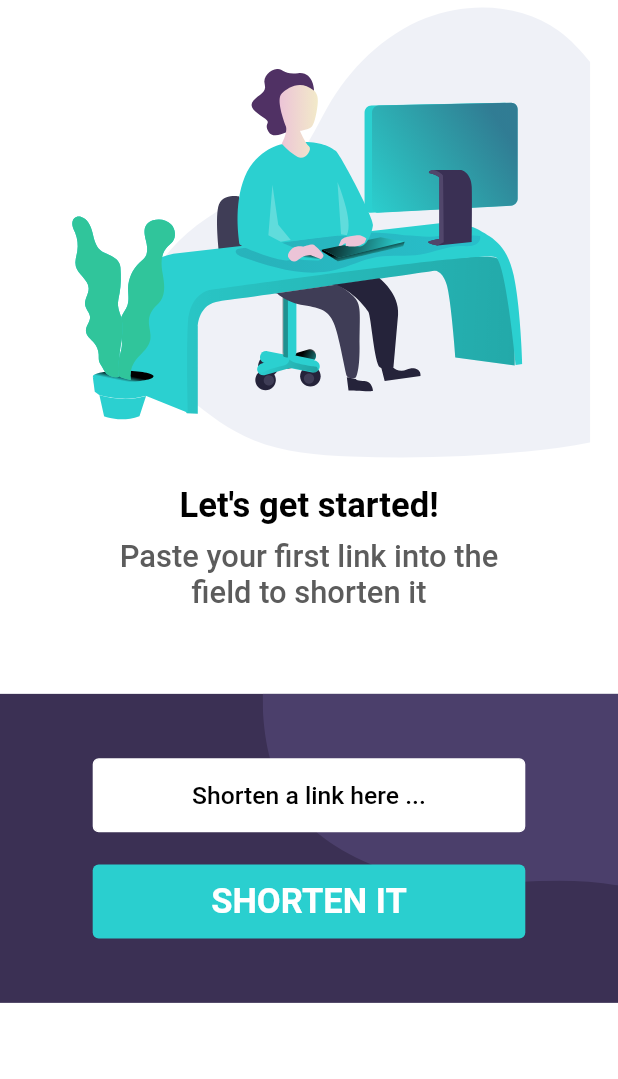
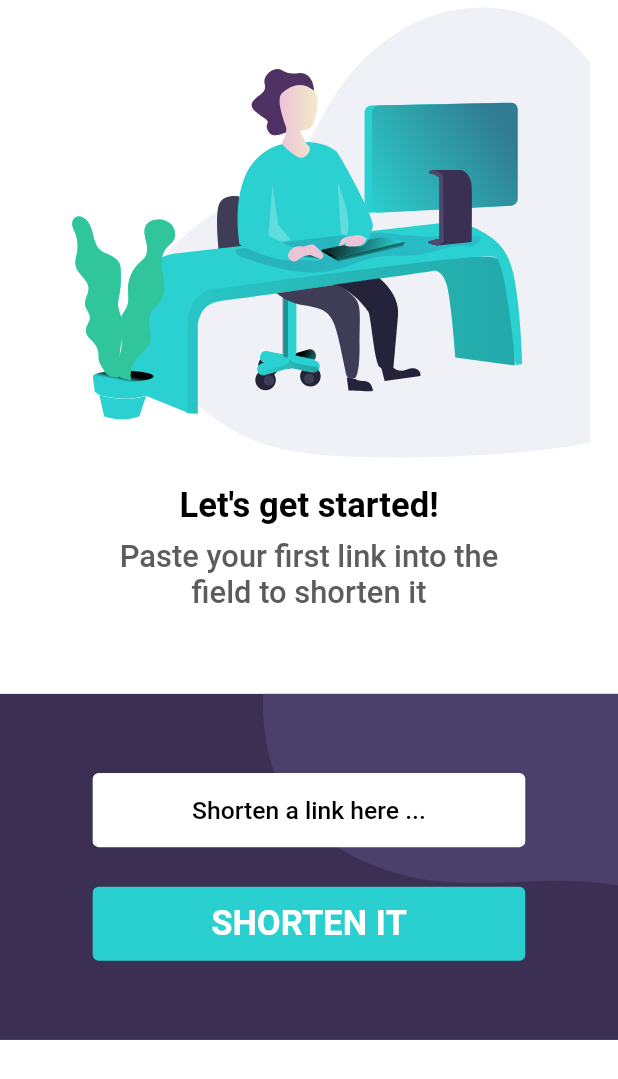
Before and after one commit to farukmeral25/Link-Shortener, a Flutter app: the screen it shows after launch, on a phone screen of 412 x 824 dp, the part 157-1236 px from its top. Run offline on Flutter 3.47's test engine with Material 2 defaults, Android fonts, the phone set to English and light mode, and no system bars; our stand-ins replace flutter_svg, fluttertoast, get_it.

Commit message:
25 28 yapıldı.

```diff
--- a/lib/feature/home/domain/entity/url_entity.dart
+++ b/lib/feature/home/domain/entity/url_entity.dart
@@ -3,5 +3,10 @@ class UrlEntity {
   final String? originalUrl;
   final bool ok;
   bool copy;
-  UrlEntity({required this.ok, this.shortUrl, this.originalUrl, this.copy = false});
+  UrlEntity({
+    required this.ok,
+    this.shortUrl,
+    this.originalUrl,
+    this.copy = false,
+  });
 }
--- a/lib/feature/home/view/widgets/home_page_body.dart
+++ b/lib/feature/home/view/widgets/home_page_body.dart
@@ -96,7 +96,7 @@ class HomePageBody extends StatelessWidget {
       children: [
         Container(
           color: AppColors.purple,
-          height: ScreenSize().dynamicHeight(.25),
+          height: ScreenSize().dynamicHeight(.28),
           width: ScreenSize().dynamicWidth(1),
         ),
         Positioned(
@@ -107,7 +107,7 @@ class HomePageBody extends StatelessWidget {
         ),
         Center(
           child: SizedBox(
-            height: ScreenSize().dynamicHeight(.25),
+            height: ScreenSize().dynamicHeight(.28),
             child: Column(
               mainAxisAlignment: MainAxisAlignment.spaceEvenly,
               children: [
```
